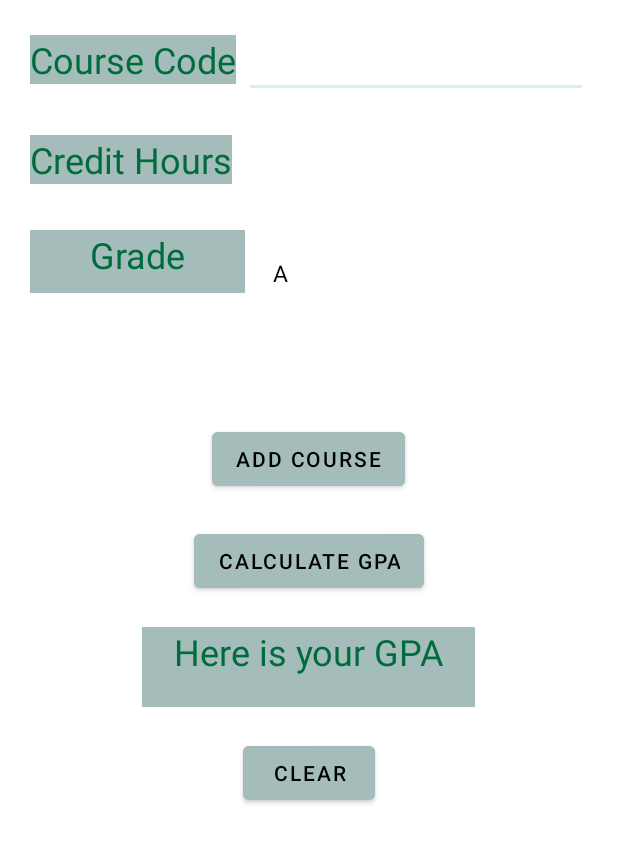
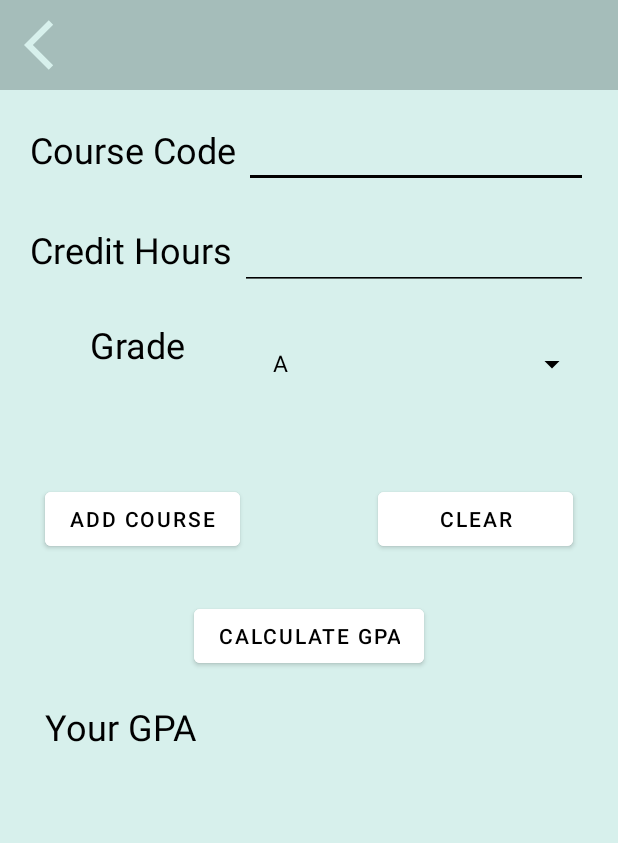
Before and after one commit to maryam2070/javaApp, an Android app: the GpaCalculator screen opened directly, with no data from a screen before it, on a phone screen of 412 x 824 dp. Shown: the top 843 px of the screen. Run offline under Robolectric (Android 15) with nearby library versions, the phone set to English and light mode, and no system bars.

Commit message:
ءءءءءءءءءءءءءءءءءءءءءءءءء

```diff
--- a/app/src/main/java/com/example/aaaaaaaa/GpaCalculator.java
+++ b/app/src/main/java/com/example/aaaaaaaa/GpaCalculator.java
@@ -9,6 +9,7 @@ import android.widget.AdapterView;
 import android.widget.ArrayAdapter;
 import android.widget.Button;
 import android.widget.EditText;
+import android.widget.ImageView;
 import android.widget.Spinner;
 import android.widget.TextView;
 import android.widget.Toast;
@@ -21,7 +22,7 @@ public class GpaCalculator extends AppCompatActivity {
     private TextView GPA_view;
     double totalPoints=0,total_credit=0,creditHours=0,gradePoints;
 
-
+    ImageView back;
 
     @Override
     protected void onCreate(Bundle savedInstanceState) {
@@ -34,10 +35,15 @@ public class GpaCalculator extends AppCompatActivity {
         GPA_view = findViewById(R.id.GPA_view);
         spinner = findViewById(R.id.Grades);
         final String[] grades =new String[] {"A", "A-", "B+", "B", "C+", "C", "D", "F" , "Abs" , "I" , "W" , "Ba"};
-
+        back=(ImageView)findViewById(R.id.back_iv);
         ArrayAdapter<String> adapter = new ArrayAdapter<String>(this, android.R.layout.simple_spinner_dropdown_item, grades);
         spinner.setAdapter(adapter);
-
+        back.setOnClickListener(new View.OnClickListener() {
+            @Override
+            public void onClick(View view) {
+                finish();
+            }
+        });
         spinner.setOnItemSelectedListener(new AdapterView.OnItemSelectedListener(){
             @Override
             public void onItemSelected(AdapterView<?> parent, View view, int i, long id) {
@@ -95,7 +101,7 @@ public class GpaCalculator extends AppCompatActivity {
             @Override
             public void onClick(View v) {
                 double result = totalPoints/total_credit;
-                GPA_view.setText("Your GPA :"+result);
+                GPA_view.setText(""+result);
 
             }
         });
--- a/app/src/main/res/layout/activity_gpa_calculator.xml
+++ b/app/src/main/res/layout/activity_gpa_calculator.xml
@@ -5,8 +5,9 @@
     xmlns:tools="http://schemas.android.com/tools"
     android:layout_width="match_parent"
     android:layout_height="match_parent"
-    android:background="@color/white"
+    android:background="@color/primary_color"
     tools:context=".GpaCalculator">
+
 
 
     <LinearLayout
@@ -14,7 +15,21 @@
         android:layout_height="match_parent"
         android:orientation="vertical">
 
+        <androidx.appcompat.widget.Toolbar
+            android:layout_width="match_parent"
+            android:layout_height="60dp"
+            android:background="@color/dark_primary_color">
 
+            <ImageView
+                android:id="@+id/back_iv"
+                android:layout_width="40dp"
+                android:layout_height="40dp"
+                android:src="@drawable/ic_baseline_arrow_back_ios_24"
+                android:layout_gravity="start"
+                android:backgroundTint="@color/dark_primary_color"
+                android:layout_marginStart="15dp"
+                app:tint="@color/primary_color" />
+        </androidx.appcompat.widget.Toolbar>
 
         <LinearLayout
             android:layout_width="match_parent"
@@ -26,9 +41,8 @@
                 android:id="@+id/textView"
                 android:layout_width="wrap_content"
                 android:layout_height="wrap_content"
-                android:background="@color/dark_primary_color"
                 android:text="Course Code"
-                android:textColor="@color/green"
+                android:textColor="@color/black"
                 android:textSize="24sp" />
 
             <EditText
@@ -36,6 +50,7 @@
                 android:layout_width="match_parent"
                 android:layout_height="wrap_content"
                 android:ems="10"
+                android:backgroundTint="@color/black"
                 android:layout_marginStart="5dp"
                 android:inputType="textPersonName"
                 android:textColor="@color/black"
@@ -56,10 +71,8 @@
                 android:id="@+id/textView2"
                 android:layout_width="wrap_content"
                 android:layout_height="wrap_content"
-                android:background="@color/dark_primary_color"
-                android:shadowColor="@color/dark_primary_color"
                 android:text="Credit Hours"
-                android:textColor="@color/green"
+                android:textColor="@color/black"
                 android:textColorHighlight="@color/dark_primary_color"
                 android:textSize="24sp" />
 
@@ -70,6 +83,7 @@
                 android:ems="10"
                 android:layout_marginStart="5dp"
                 android:inputType="number"
+                android:backgroundTint="@color/black"
                 android:minHeight="48dp"
                 android:textColor="@color/black" />
         </LinearLayout>
@@ -86,10 +100,9 @@
                 android:id="@+id/textView3"
                 android:layout_width="143dp"
                 android:layout_height="42dp"
-                android:background="@color/dark_primary_color"
                 android:text="Grade"
                 android:textAlignment="center"
-                android:textColor="@color/green"
+                android:textColor="@color/black"
                 android:textSize="24sp"
                 />
 
@@ -99,26 +112,38 @@
                 android:layout_height="wrap_content"
                 android:layout_marginStart="5dp"
                 android:padding="5dp"
-
                 android:dropDownSelector="@color/gray"
-                android:foregroundTint="@color/dark_primary_color" />
+                android:backgroundTint="@color/black"
+                android:foregroundTint="@color/black"/>
         </LinearLayout>
+        <GridLayout
+            android:layout_width="match_parent"
+            android:layout_height="wrap_content"
+            android:layout_marginBottom="30dp">
+            <Button
+                android:id="@+id/Add"
+                android:layout_width="130dp"
+                android:layout_height="wrap_content"
+                android:layout_gravity="start"
+                android:layout_marginStart="30dp"
+                android:backgroundTint="@color/white"
+                android:text="add course"
+                android:visibility="visible"
+                app:strokeColor="@color/dark_primary_color" />
 
             <Button
-            android:id="@+id/Add"
-            android:layout_width="wrap_content"
+                android:id="@+id/Clear"
+                android:layout_width="130dp"
                 android:layout_height="wrap_content"
-            android:layout_gravity="center"
-            android:layout_marginTop="20dp"
-            android:layout_marginBottom="20dp"
-            android:backgroundTint="@color/dark_primary_color"
-            android:text="add course"
-            android:visibility="visible"
-            app:layout_constraintBottom_toTopOf="@+id/calculate"
-            app:layout_constraintEnd_toEndOf="parent"
-            app:layout_constraintHorizontal_bias="0.007"
-            app:layout_constraintStart_toStartOf="parent"
-            app:strokeColor="@color/dark_primary_color" />
+                android:layout_gravity="end"
+                android:layout_marginEnd="30dp"
+                android:backgroundTint="@color/white"
+                app:strokeColor="@color/dark_primary_color"
+                android:text="clear"
+                />
+        </GridLayout>
+
+
 
         <Button
             android:id="@+id/calculate"
@@ -126,33 +151,35 @@
             android:layout_height="wrap_content"
             android:layout_gravity="center"
             android:layout_marginBottom="20dp"
-            android:backgroundTint="@color/dark_primary_color"
+            android:backgroundTint="@color/white"
             android:text="Calculate GPA"
-            app:strokeColor="@color/green" />
+            app:strokeColor="@color/dark_primary_color" />
 
+
+        <GridLayout
+            android:layout_width="match_parent"
+            android:layout_height="wrap_content">
+
+            <TextView
+                android:layout_width="wrap_content"
+                android:layout_height="wrap_content"
+                android:layout_gravity="start"
+                android:layout_marginStart="30dp"
+                android:text="Your GPA "
+                android:textColor="@color/black"
+                android:textSize="24sp" />
 
             <TextView
                 android:id="@+id/GPA_view"
-            android:layout_width="222dp"
-            android:layout_height="53dp"
-            android:layout_gravity="center"
-            android:background="@color/dark_primary_color"
-            android:text="Here is your GPA"
-            android:textAlignment="center"
-            android:textAllCaps="false"
-            android:layout_marginBottom="20dp"
-            android:textColor="@color/green"
-            android:textIsSelectable="false"
+                android:layout_width="wrap_content"
+                android:layout_height="wrap_content"
+                android:layout_gravity="end"
+                android:layout_marginEnd="80dp"
+                android:textColor="@color/black"
                 android:textSize="24sp" />
 
-        <Button
-            android:id="@+id/Clear"
-            android:layout_width="wrap_content"
-            android:layout_height="wrap_content"
-            android:layout_gravity="center"
-            android:backgroundTint="@color/dark_primary_color"
-            android:text="clear"
-            />
+        </GridLayout>
+
 
     </LinearLayout>
 </ScrollView>
```
Lines whose indentation alone changed are shown as unchanged.
